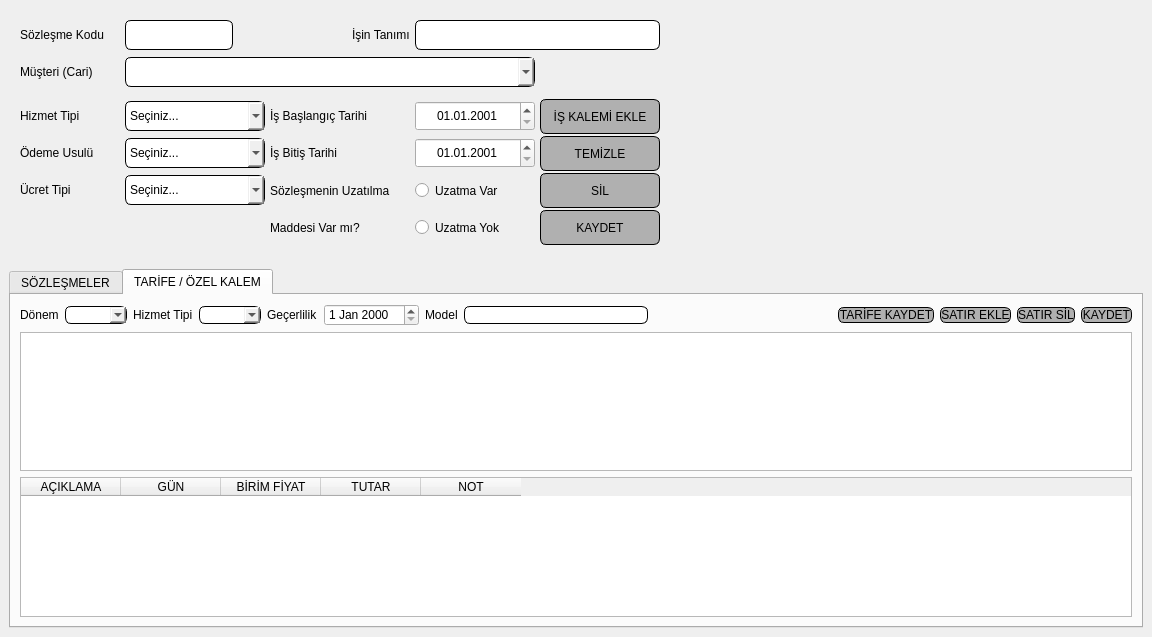
Old version of the form ui/ui_files/contracts_window.ui in the repository AyhanErcan70/SATTUP.
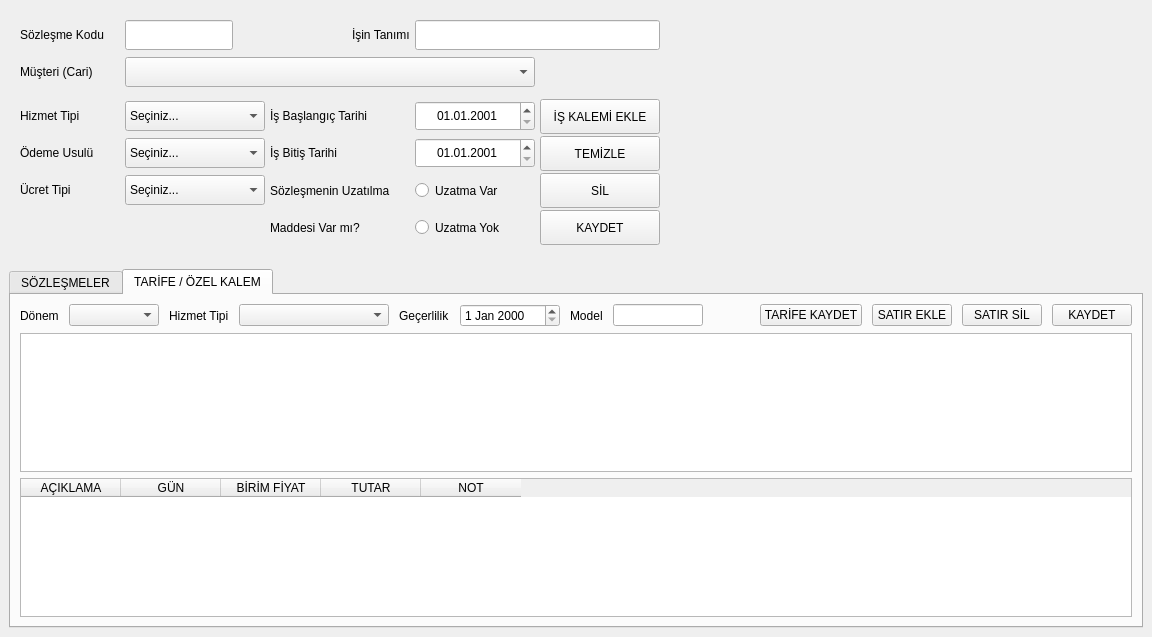
New version of the form. The open tabs and pages were chosen to show the change.

What changed in the file:
```diff
--- a/ui/ui_files/contracts_window.ui
+++ b/ui/ui_files/contracts_window.ui
@@ -13,25 +13,6 @@
   <property name="windowTitle">
    <string>Form</string>
   </property>
-  <property name="styleSheet">
-   <string notr="true">QWidget#main_form QPushButton, QLineEdit, QComboBox{
-
-border :1px solid black;
-border-radius: 6px;
-}
-QWidget#main_form QPushButton{
-background-color: #b0b0b0;
-}
-QWidget#main_form QPushButton:hover{
-border:2px solid black;
-padding-top: 4px;
-font-weight: bold;
-}
-QWidget#main_form QPushButton:pressed{
-background-color: #7e7e7e;
-border-color: red;
-}</string>
-  </property>
   <layout class="QGridLayout" name="gridLayout_4">
    <property name="leftMargin">
     <number>0</number>
@@ -905,6 +886,12 @@
          <layout class="QGridLayout" name="gridLayout_tab_tarife">
           <item row="0" column="0">
            <layout class="QGridLayout" name="gridLayout_tarife_filters">
+            <property name="horizontalSpacing">
+             <number>10</number>
+            </property>
+            <property name="verticalSpacing">
+             <number>0</number>
+            </property>
             <item row="0" column="0">
              <widget class="QLabel" name="lbl_tarife_period">
               <property name="text">
@@ -913,7 +900,26 @@
              </widget>
             </item>
             <item row="0" column="1">
-             <widget class="QComboBox" name="cmb_tarife_period"/>
+             <widget class="QComboBox" name="cmb_tarife_period">
+              <property name="sizePolicy">
+               <sizepolicy hsizetype="Fixed" vsizetype="Fixed">
+                <horstretch>0</horstretch>
+                <verstretch>0</verstretch>
+               </sizepolicy>
+              </property>
+              <property name="minimumSize">
+               <size>
+                <width>90</width>
+                <height>0</height>
+               </size>
+              </property>
+              <property name="maximumSize">
+               <size>
+                <width>90</width>
+                <height>16777215</height>
+               </size>
+              </property>
+             </widget>
             </item>
             <item row="0" column="2">
              <widget class="QLabel" name="lbl_tarife_service_type">
@@ -923,7 +929,26 @@
              </widget>
             </item>
             <item row="0" column="3">
-             <widget class="QComboBox" name="cmb_tarife_service_type"/>
+             <widget class="QComboBox" name="cmb_tarife_service_type">
+              <property name="sizePolicy">
+               <sizepolicy hsizetype="Fixed" vsizetype="Fixed">
+                <horstretch>0</horstretch>
+                <verstretch>0</verstretch>
+               </sizepolicy>
+              </property>
+              <property name="minimumSize">
+               <size>
+                <width>150</width>
+                <height>0</height>
+               </size>
+              </property>
+              <property name="maximumSize">
+               <size>
+                <width>150</width>
+                <height>16777215</height>
+               </size>
+              </property>
+             </widget>
             </item>
             <item row="0" column="4">
              <widget class="QLabel" name="lbl_tarife_effective_from">
@@ -933,7 +958,26 @@
              </widget>
             </item>
             <item row="0" column="5">
-             <widget class="QDateEdit" name="date_tarife_effective_from"/>
+             <widget class="QDateEdit" name="date_tarife_effective_from">
+              <property name="sizePolicy">
+               <sizepolicy hsizetype="Fixed" vsizetype="Fixed">
+                <horstretch>0</horstretch>
+                <verstretch>0</verstretch>
+               </sizepolicy>
+              </property>
+              <property name="minimumSize">
+               <size>
+                <width>100</width>
+                <height>0</height>
+               </size>
+              </property>
+              <property name="maximumSize">
+               <size>
+                <width>100</width>
+                <height>16777215</height>
+               </size>
+              </property>
+             </widget>
             </item>
             <item row="0" column="6">
              <widget class="QLabel" name="lbl_tarife_pricing_model">
@@ -944,6 +988,24 @@
             </item>
             <item row="0" column="7">
              <widget class="QLineEdit" name="txt_tarife_pricing_model">
+              <property name="sizePolicy">
+               <sizepolicy hsizetype="Fixed" vsizetype="Fixed">
+                <horstretch>0</horstretch>
+                <verstretch>0</verstretch>
+               </sizepolicy>
+              </property>
+              <property name="minimumSize">
+               <size>
+                <width>90</width>
+                <height>0</height>
+               </size>
+              </property>
+              <property name="maximumSize">
+               <size>
+                <width>90</width>
+                <height>16777215</height>
+               </size>
+              </property>
               <property name="readOnly">
                <bool>true</bool>
               </property>
```
Left out of the diff: 13 changed lines with no effect on the pictures.
